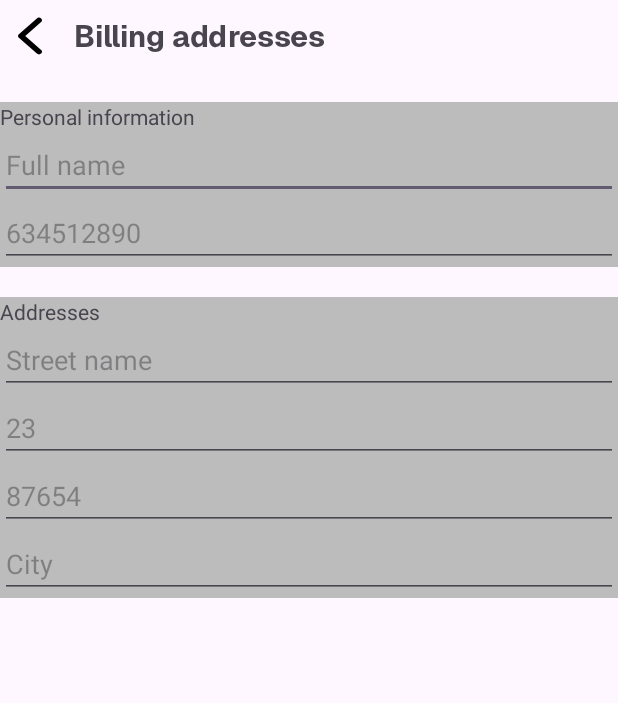
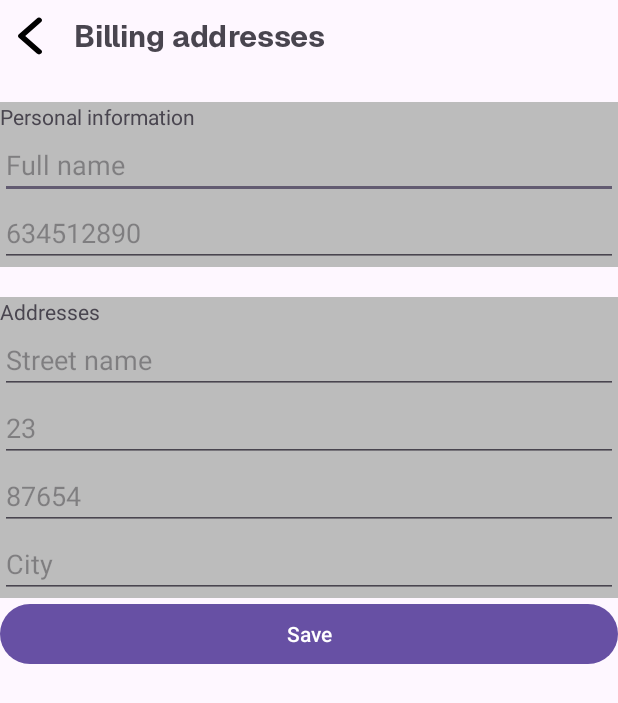
Before and after one commit to Hiromy24/AppPedidosAndroid, an Android app: the EditAddress screen opened directly, with no data from a screen before it, on a phone screen of 412 x 824 dp. Shown: the top 703 px of the screen. Run offline under Robolectric (Android 15) with nearby library versions, the light colour scheme and no system bars.

Commit message:
update: layouts directions

```diff
--- a/app/src/main/res/layout/activity_edit_address.xml
+++ b/app/src/main/res/layout/activity_edit_address.xml
@@ -108,4 +108,10 @@
             android:inputType="text" />
 
     </LinearLayout>
+
+    <Button
+        android:id="@+id/button"
+        android:layout_width="match_parent"
+        android:layout_height="wrap_content"
+        android:text="@string/save" />
 </LinearLayout>
--- a/app/src/main/res/values/strings.xml
+++ b/app/src/main/res/values/strings.xml
@@ -33,4 +33,5 @@
     <string name="portal">4H</string>
     <string name="postal_code">87654</string>
     <string name="city">City</string>
+    <string name="save">Save</string>
 </resources>
```
Also changed, not shown: app/src/main/java/com/example/apppedidosandroid/ProfileSheet.java (+0 -7 lines).
